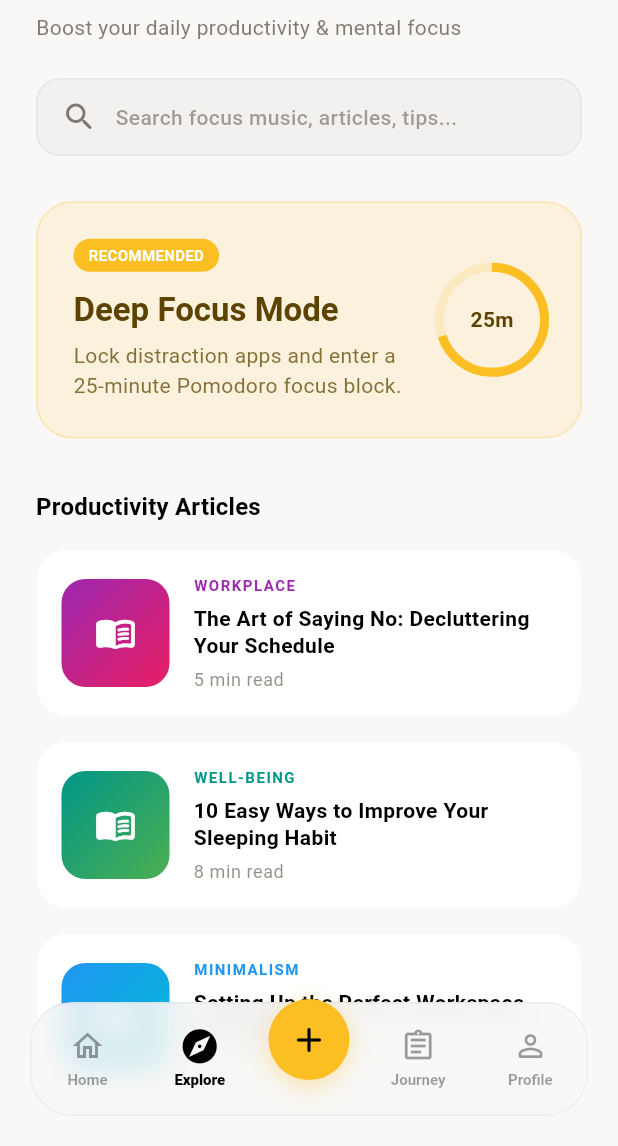
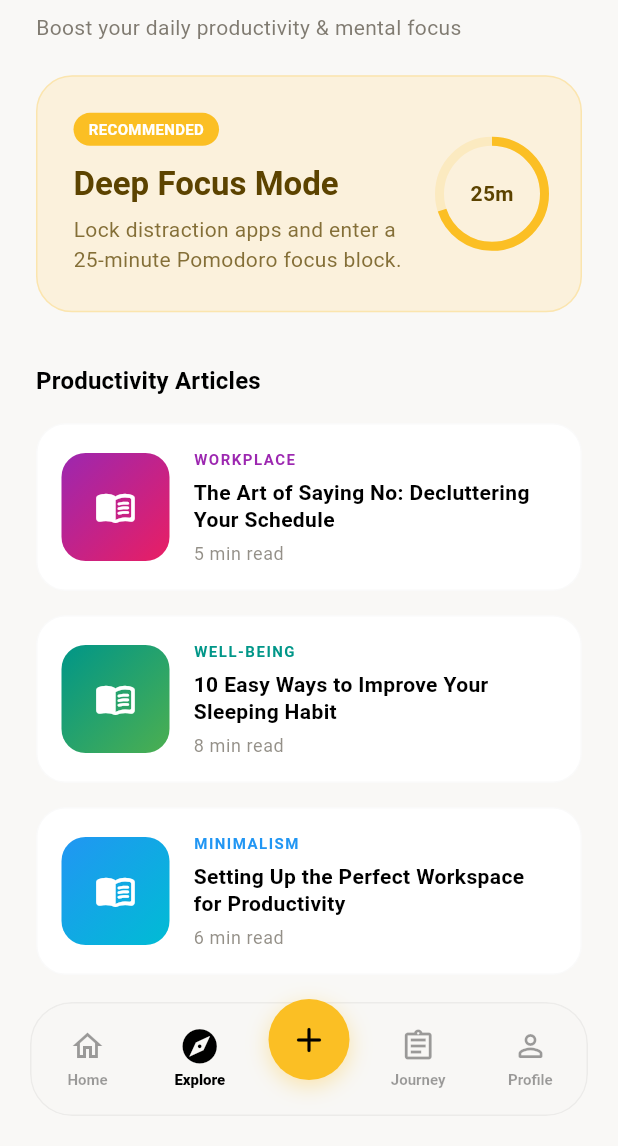
Before and after one commit to KAJIxPROJECTS/TODO-kiddo-, a Flutter app: the screen it shows after launch, item 2 of the bottom bar chosen, on a phone screen of 412 x 824 dp, the part 90-1236 px from its top. Run offline on Flutter 3.47's test engine with Material 3 defaults, Android fonts, the phone set to English and light mode, and no system bars; our stand-ins replace flutter_local_notifications, flutter_riverpod, go_router, hive, hive_flutter, image_picker and 2 more; accounts and stored records are empty.

Commit message:
Remove search bar on ExploreScreen and implement real content for articles with detail screen navigation

```diff
--- a/lib/features/explore/presentation/screens/explore_screen.dart
+++ b/lib/features/explore/presentation/screens/explore_screen.dart
@@ -1,6 +1,7 @@
 import 'package:flutter/material.dart';
 import 'package:go_router/go_router.dart';
 import 'focus_session_screen.dart';
+import 'article_detail_screen.dart';
 
 class ExploreScreen extends StatefulWidget {
   const ExploreScreen({super.key});
@@ -38,6 +39,34 @@ class _ExploreScreenState extends State<ExploreScreen> {
     final theme = Theme.of(context);
     final isDark = theme.brightness == Brightness.dark;
 
+    const article1Content =
+        'We live in a culture that glorifies busyness. We often feel compelled to say yes to every request, project, or social invitation, leading to burnout. '
+        'Saying no to the unimportant allows you to say yes to the essential. It protects your time and energy for what truly matters.\n\n'
+        'How to say no:\n'
+        '• Be direct but polite: "Thank you for thinking of me, but I don\'t have the capacity for this right now."\n'
+        '• Suggest an alternative: "I can\'t do this, but I can point you to someone else who might help."\n'
+        '• Buy yourself time: "Let me check my calendar and get back to you."\n\n'
+        'Decluttering your schedule isn\'t about being lazy; it\'s about being intentional. Start small and practice boundary setting.';
+
+    const article2Content =
+        '1. Stick to a sleep schedule: Go to bed and wake up at the same time every day, even on weekends. This reinforces your body\'s sleep-wake cycle.\n\n'
+        '2. Create a restful environment: Keep your bedroom dark, quiet, and cool. Consider blackout curtains, earplugs, or white noise.\n\n'
+        '3. Limit screen time before bed: Avoid blue light from phones, tablets, and TVs for at least an hour before sleep. Blue light suppresses melatonin production.\n\n'
+        '4. Watch what you eat and drink: Avoid heavy meals, caffeine, and alcohol close to bedtime.\n\n'
+        '5. Develop a wind-down routine: Read a physical book, take a warm bath, or practice light stretching to signal your body it\'s time to rest.\n\n'
+        '6. Manage worries: Write down your thoughts or to-do lists before bed so you don\'t ruminate on them in the dark.\n\n'
+        '7. Get daily sunlight: Exposure to natural light during the day helps regulate your circadian rhythm.\n\n'
+        '8. Incorporate physical activity: Regular exercise improves sleep quality, but avoid working out right before bed.\n\n'
+        '9. Optimize your bedding: Invest in a comfortable mattress and pillows that support your posture.\n\n'
+        '10. Keep naps short: Limit daytime naps to 20-30 minutes to avoid disrupting night-time sleep.';
+
+    const article3Content =
+        'A cluttered desk leads to a cluttered mind. Keeping only the essentials on your desk helps minimize visual distractions.\n\n'
+        'Ergonomics Matter: Set up your chair and desk height so your elbows are at a 90-degree angle and your eyes are level with the top of your screen.\n\n'
+        'Let There Be Light: Position your desk near a window to receive natural light, which boosts mood and energy. Supplement with a warm, adjustable desk lamp.\n\n'
+        'Digital Organization: Clean up your computer desktop, close unnecessary browser tabs, and organize files into clean folders.\n\n'
+        'Add a Touch of Greenery: A small indoor plant (like a succulent or snake plant) improves air quality and adds a refreshing visual element to your workspace.';
+
     return Scaffold(
       backgroundColor: theme.scaffoldBackgroundColor,
       body: SafeArea(
@@ -62,49 +91,6 @@ class _ExploreScreenState extends State<ExploreScreen> {
                 ),
               ),
               const SizedBox(height: 24),
-
-              // Search Bar with scale shrink animation
-              ValueListenableBuilder<double>(
-                valueListenable: _scrollOffsetNotifier,
-                builder: (context, offset, child) {
-                  final shrinkFactor = (offset / 200).clamp(0.0, 1.0);
-                  final scale = 1.0 - (shrinkFactor * 0.07);
-                  return Transform.scale(
-                    scale: scale,
-                    alignment: Alignment.center,
-                    child: child,
-                  );
-                },
-                child: Container(
-                  padding: const EdgeInsets.symmetric(horizontal: 16),
-                  height: 52,
-                  decoration: BoxDecoration(
-                    color: theme.colorScheme.onSurface.withValues(alpha: 0.03),
-                    borderRadius: BorderRadius.circular(16),
-                    border: Border.all(
-                      color: theme.colorScheme.onSurface.withValues(alpha: 0.05),
-                    ),
-                  ),
-                  child: Row(
-                    children: [
-                      Icon(
-                        Icons.search_rounded,
-                        color: theme.colorScheme.onSurfaceVariant.withValues(alpha: 0.7),
-                      ),
-                      const SizedBox(width: 12),
-                      Text(
-                        'Search focus music, articles, tips...',
-                        style: TextStyle(
-                          color: theme.colorScheme.onSurfaceVariant.withValues(alpha: 0.5),
-                          fontSize: 14,
-                          fontWeight: FontWeight.w500,
-                        ),
-                      ),
-                    ],
-                  ),
-                ),
-              ),
-              const SizedBox(height: 32),
 
               // Focus Mode Card with entry and floating animations
               ViewportAnimatedCard(
@@ -215,6 +201,7 @@ class _ExploreScreenState extends State<ExploreScreen> {
                   readTime: '5 min read',
                   category: 'Workplace',
                   gradientColors: [Colors.purple, Colors.pink],
+                  content: article1Content,
                 ),
               ),
               ViewportAnimatedCard(
@@ -224,6 +211,7 @@ class _ExploreScreenState extends State<ExploreScreen> {
                   readTime: '8 min read',
                   category: 'Well-being',
                   gradientColors: [Colors.teal, Colors.green],
+                  content: article2Content,
                 ),
               ),
               ViewportAnimatedCard(
@@ -233,6 +221,7 @@ class _ExploreScreenState extends State<ExploreScreen> {
                   readTime: '6 min read',
                   category: 'Minimalism',
                   gradientColors: [Colors.blue, Colors.cyan],
+                  content: article3Content,
                 ),
               ),
 
@@ -409,19 +398,35 @@ class _ArticleItem extends StatelessWidget {
   final String readTime;
   final String category;
   final List<Color> gradientColors;
+  final String content;
 
   const _ArticleItem({
     required this.title,
     required this.readTime,
     required this.category,
     required this.gradientColors,
+    required this.content,
   });
 
   @override
   Widget build(BuildContext context) {
     final theme = Theme.of(context);
 
-    return Container(
+    return GestureDetector(
+      onTap: () {
+        Navigator.of(context).push(
+          MaterialPageRoute(
+            builder: (context) => ArticleDetailScreen(
+              title: title,
+              readTime: readTime,
+              category: category,
+              gradientColors: gradientColors,
+              content: content,
+            ),
+          ),
+        );
+      },
+      child: Container(
         margin: const EdgeInsets.only(bottom: 16),
         padding: const EdgeInsets.all(16),
         decoration: BoxDecoration(
@@ -489,6 +494,7 @@ class _ArticleItem extends StatelessWidget {
             ),
           ],
         ),
+      ),
     );
   }
 }
```
Also changed, not shown: lib/features/explore/presentation/screens/article_detail_screen.dart (added, +118 -0 lines). Lines whose indentation alone changed are shown as unchanged.
